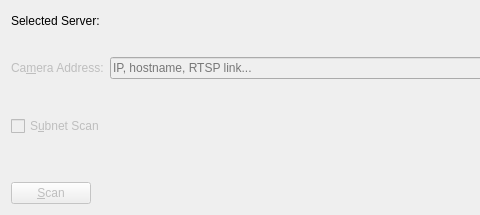
The window that client/src/ui/dialogs/camera_addition_dialog.ui (networkoptix/nx_open) describes before a commit, drawn with Qt 5; both pictures show x 0 to 480 and y 0 to 215 of the 726 by 215 pixel window.
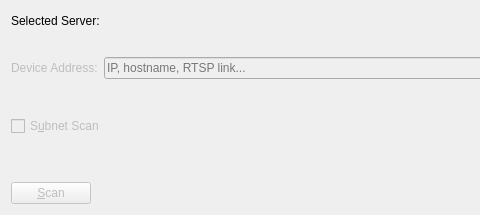
The same window after the commit. Custom widgets are drawn as their Qt base class.

Commit message:
VMS-632: Update all "camera" strings to IO MOdule where possible
Updated Camera addition dialog

<==== Mercurial data ====>
Branch: x_VMS-632_device_strings

The edit to the form file:
```diff
--- a/client/src/ui/dialogs/camera_addition_dialog.ui
+++ b/client/src/ui/dialogs/camera_addition_dialog.ui
@@ -133,7 +133,7 @@
                   <item row="0" column="0">
                    <widget class="QLabel" name="singleCameraLabel">
                     <property name="text">
-                     <string>Ca&amp;mera Address:</string>
+                     <string>Device Address:</string>
                     </property>
                     <property name="buddy">
                      <cstring>singleCameraLineEdit</cstring>
```
The commit also changes 1 other file.
